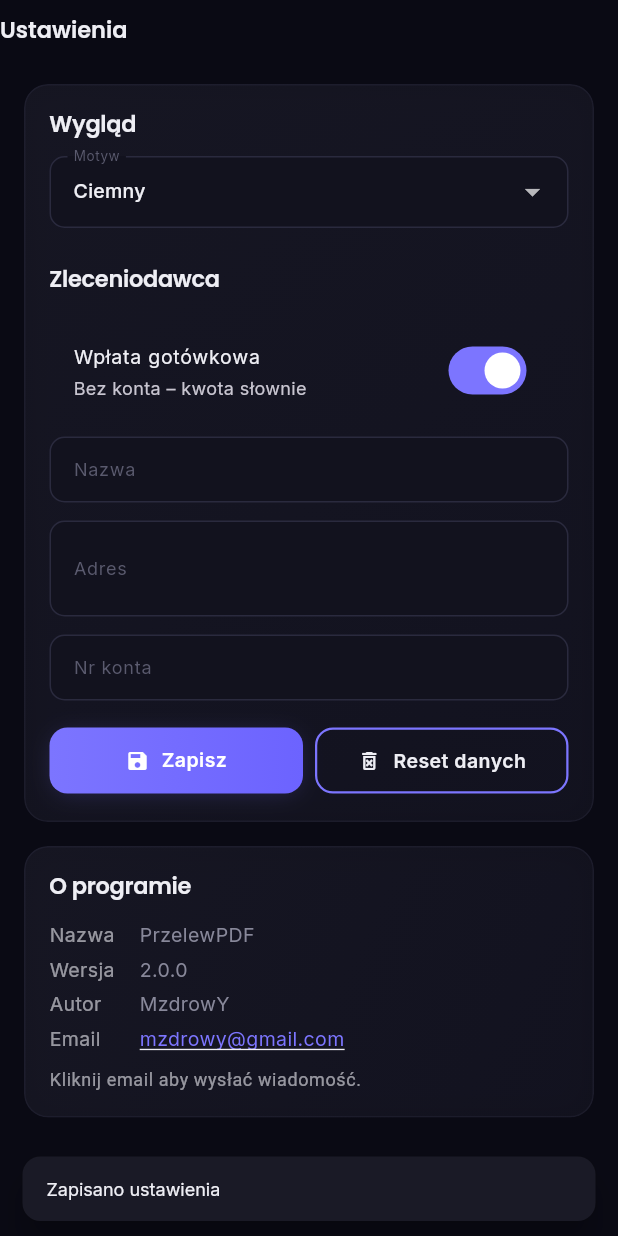
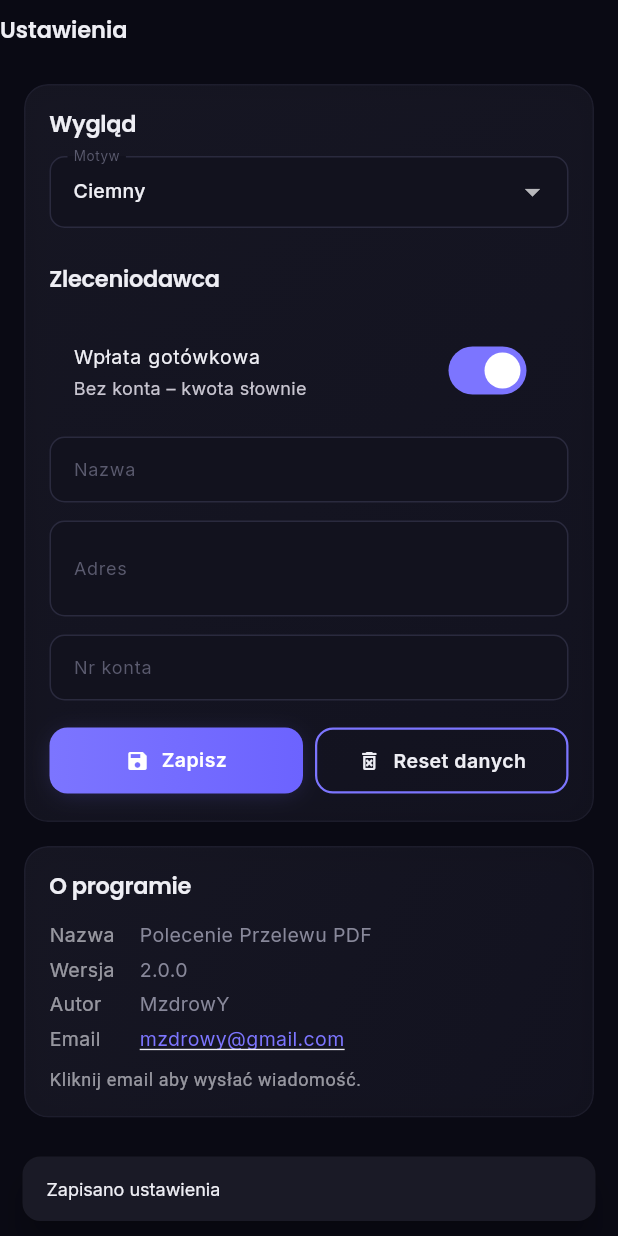
Before and after one commit to MzdrowY/przelew-pdf-flutter, a Flutter app: the SettingsPage screen opened by its route, after a tap on "Zapisz", on a phone screen of 412 x 824 dp. Run offline on Flutter 3.47's test engine with Material 3 defaults, Android fonts, the phone set to English and light mode, and no system bars; our stand-ins replace flutter_riverpod, go_router, google_fonts, pdf, printing, shared_preferences and 1 more; accounts and stored records are empty; project files that could hold a hidden picture were left out.

Commit message:
fix: rename app to Polecenie Przelewu PDF

```diff
--- a/lib/features/settings/presentation/settings_page.dart
+++ b/lib/features/settings/presentation/settings_page.dart
@@ -154,7 +154,7 @@ class _SettingsPageState extends ConsumerState<SettingsPage> {
               children: [
                 Text('O programie', style: Theme.of(context).textTheme.titleLarge),
                 const SizedBox(height: 12),
-                _aboutRow('Nazwa', 'PrzelewPDF'),
+                _aboutRow('Nazwa', 'Polecenie Przelewu PDF'),
                 _aboutRow('Wersja', '2.0.0'),
                 _aboutRow('Autor', 'MzdrowY'),
                 _aboutRow('Email', 'mzdrowy@gmail.com', isEmail: true),
```
Also changed, not shown: 2 other files.
